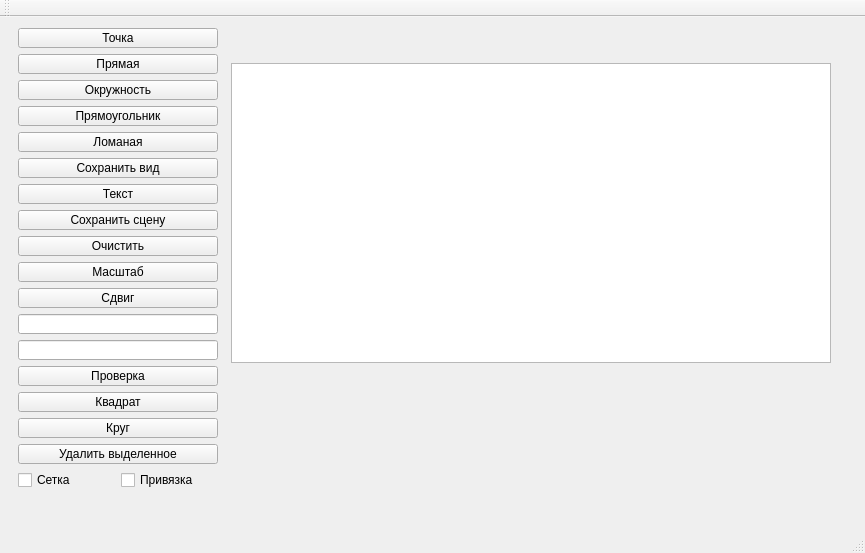
Above: mainwindow.ui from N0vemberRain/MyDraw before the change. Below: the same form after it.
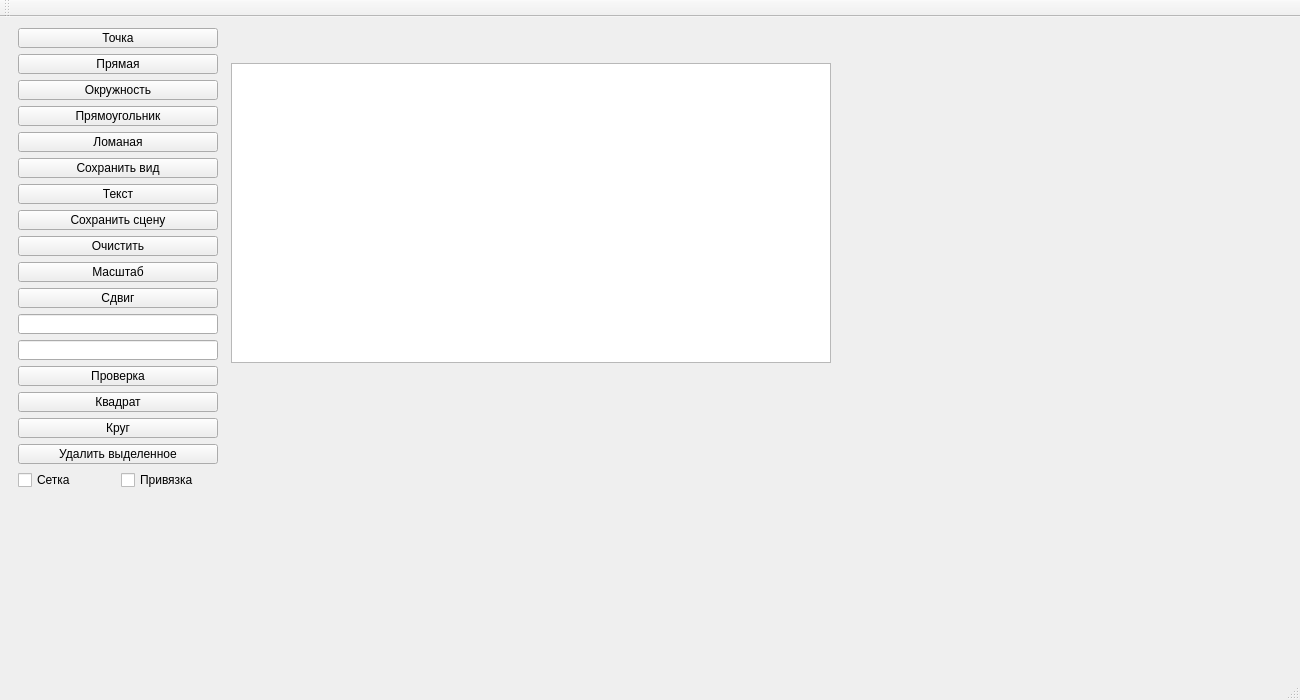
That is the form after the change.

```diff
--- a/mainwindow.ui
+++ b/mainwindow.ui
@@ -6,8 +6,8 @@
    <rect>
     <x>0</x>
     <y>0</y>
-    <width>865</width>
-    <height>553</height>
+    <width>1300</width>
+    <height>700</height>
    </rect>
   </property>
   <property name="windowTitle">
```
Left out of the diff: 37 changed lines with no effect on the pictures.
